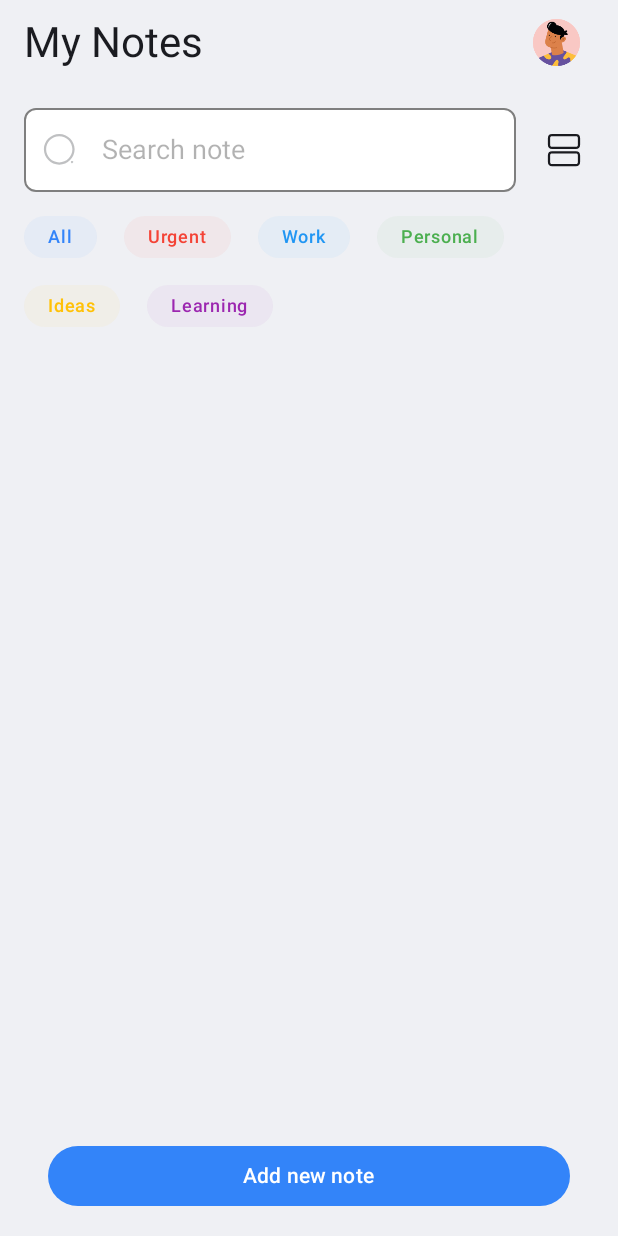
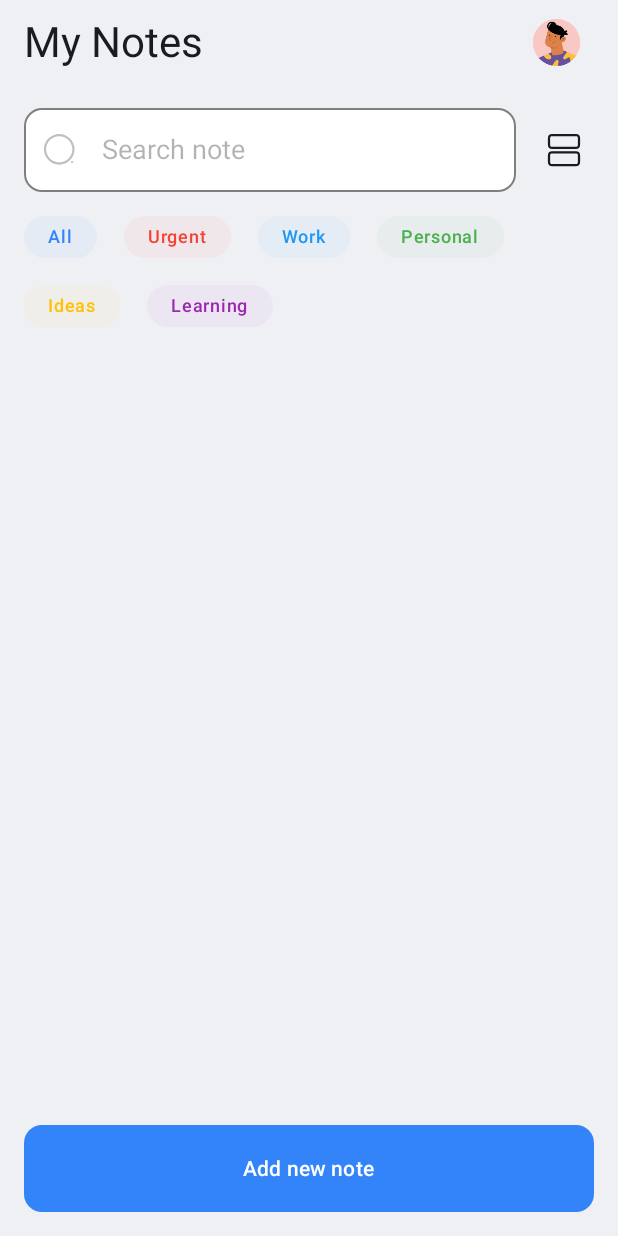
Before and after one commit to MahboubehSeyedpour/NoteApp, an Android app built with Jetpack Compose: the screen it shows after launch (MainActivity), on a phone screen of 412 x 824 dp. Run offline under Robolectric (Android 15) with nearby library versions, the phone set to English and light mode, and no system bars; our stand-ins replace Dagger/Hilt's generated code, Room's generated code.

Commit message:
style(note): update design of add note screen

```diff
--- a/app/src/main/java/com/example/noteapp/presentation/components/CustomSearchField.kt
+++ b/app/src/main/java/com/example/noteapp/presentation/components/CustomSearchField.kt
@@ -31,6 +31,7 @@ import androidx.compose.ui.unit.dp
 import androidx.compose.ui.unit.sp
 import com.example.noteapp.R
 import com.example.noteapp.presentation.theme.Black
+import com.example.noteapp.presentation.theme.LocalAppShapes
 
 @Composable
 fun CustomSearchField(
@@ -40,16 +41,16 @@ fun CustomSearchField(
     containerColor: Color,
     contentColor: Color,
     modifier: Modifier = Modifier,
-    shape: Shape = RoundedCornerShape(16.dp)
+    shape: Shape = LocalAppShapes.current.chip
 ) {
     Box(
         modifier = modifier
             .border(
                 width = 1.dp,
                 color = Black,
-                shape = RoundedCornerShape(8.dp)
+                shape = LocalAppShapes.current.chip
             )
-            .clip(RoundedCornerShape(8.dp))
+            .clip(LocalAppShapes.current.chip)
     ) {
         Row(
             modifier = Modifier.background(containerColor),
--- a/app/src/main/java/com/example/noteapp/presentation/screens/home/HomeScreen.kt
+++ b/app/src/main/java/com/example/noteapp/presentation/screens/home/HomeScreen.kt
@@ -58,6 +58,7 @@ import com.example.noteapp.presentation.components.NotesTopBar
 import com.example.noteapp.presentation.components.TagFlowList
 import com.example.noteapp.presentation.navigation.Screens
 import com.example.noteapp.presentation.theme.Background
+import com.example.noteapp.presentation.theme.LocalAppShapes
 import com.example.noteapp.presentation.theme.Primary
 import com.example.noteapp.presentation.theme.White
 import kotlinx.coroutines.flow.collectLatest
@@ -178,14 +179,16 @@ fun HomeScreen(navController: NavController, viewModel: HomeViewModel = hiltView
             } else {
                 Button(
                     modifier = Modifier
+                        .padding(vertical = dimensionResource(R.dimen.screen_padding))
                         .fillMaxWidth()
-                        .padding(dimensionResource(R.dimen.screen_padding)),
+                        .height(58.dp),
                     colors = ButtonColors(
                         containerColor = Primary,
                         contentColor = White,
                         disabledContainerColor = Primary,
                         disabledContentColor = White
                     ),
+                    shape = LocalAppShapes.current.chip,
                     onClick = { viewModel.onAddNoteClicked() }) {
                     Text(text = stringResource(R.string.note_add))
                 }
--- a/app/src/main/java/com/example/noteapp/presentation/theme/Theme.kt
+++ b/app/src/main/java/com/example/noteapp/presentation/theme/Theme.kt
@@ -41,8 +41,8 @@ private val LightColorScheme = lightColorScheme(
 
 @Immutable
 data class AppShapes(
-    val card: Shape = RoundedCornerShape(16.dp),
-    val chip: Shape = RoundedCornerShape(16.dp)
+    val card: Shape = RoundedCornerShape(12.dp),
+    val chip: Shape = RoundedCornerShape(12.dp)
 )
 
 val LocalAppShapes = staticCompositionLocalOf { AppShapes() }
```
Also changed, not shown: app/src/main/java/com/example/noteapp/presentation/components/NoteContent.kt (+28 -7 lines), app/src/main/java/com/example/noteapp/presentation/screens/add_note/AddNoteScreen.kt (+12 -7 lines), app/src/main/java/com/example/noteapp/presentation/screens/add_note/components/NoteDetailScreenTopBar.kt (renamed from app/src/main/java/com/example/noteapp/presentation/components/NoteDetailScreenTopBar.kt, +4 -3 lines), app/src/main/java/com/example/noteapp/presentation/screens/note_details/NoteDetailScreen.kt (+11 -6 lines).
